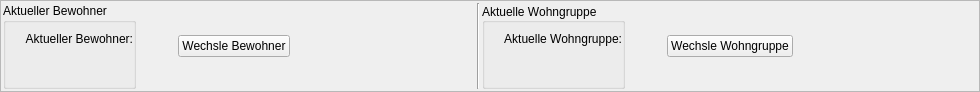
Above: ebp_client/infoframe.ui from Robotregent/EBP before the change. Below: the same form after it.
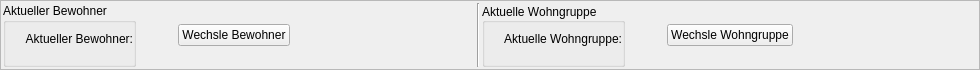
That is the form after the change. Icons and pictures are not drawn.

Commit message: Rechtschreibfehler in GUI und Size bugfix.

Patch:
```diff
--- a/ebp_client/infoframe.ui
+++ b/ebp_client/infoframe.ui
@@ -7,13 +7,25 @@
     <x>0</x>
     <y>0</y>
     <width>980</width>
-    <height>92</height>
+    <height>70</height>
    </rect>
   </property>
+  <property name="sizePolicy">
+   <sizepolicy hsizetype="Preferred" vsizetype="Preferred">
+    <horstretch>0</horstretch>
+    <verstretch>0</verstretch>
+   </sizepolicy>
+  </property>
+  <property name="minimumSize">
+   <size>
+    <width>0</width>
+    <height>70</height>
+   </size>
+  </property>
   <property name="maximumSize">
    <size>
     <width>16777215</width>
-    <height>92</height>
+    <height>70</height>
    </size>
   </property>
   <property name="windowTitle">
```
The commit also changes 1 other file.
